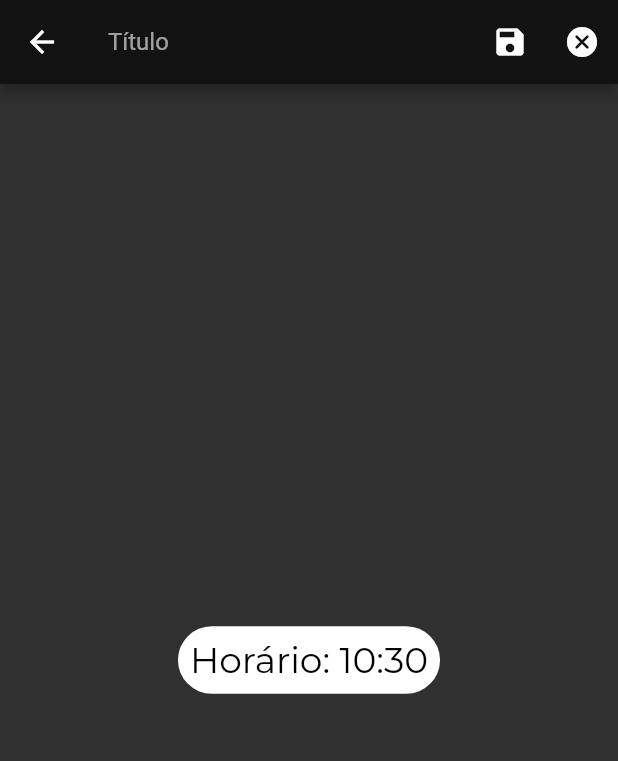
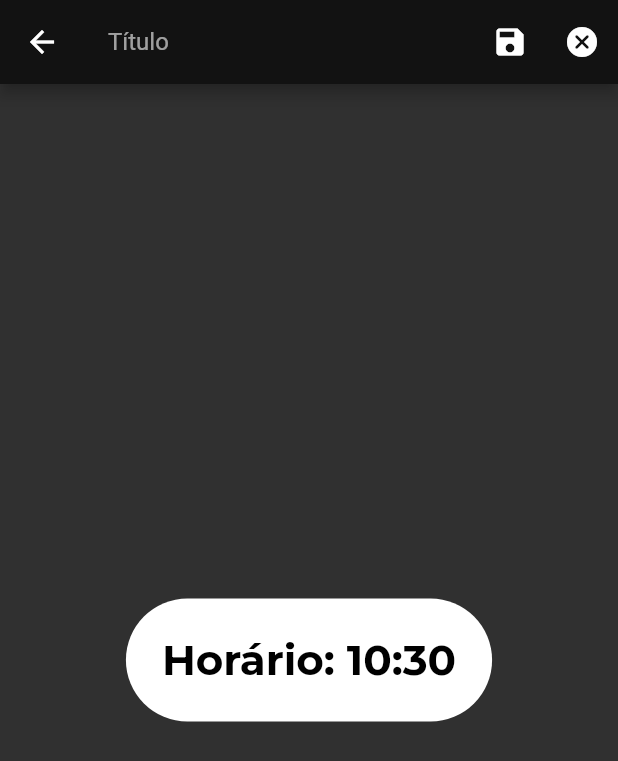
Before and after one commit to MrZethaz/cleanlauncher, a Flutter app: the TasksEdit screen opened directly, on a phone screen of 412 x 824 dp. Shown: the top 761 px of the screen. Run offline on Flutter 3.47's test engine with Material 2 defaults, Android fonts, the phone set to English and light mode, and no system bars; our stand-ins replace battery_plus, google_fonts, shared_preferences; missing offline and left inert: dart:ffi, encrypted_shared_preferences, installed_apps; accounts and stored records are empty; statements that could not run were skipped.

Commit message:
Changed Task Edit page appareance

```diff
--- a/lib/Screens/TaskEdit.dart
+++ b/lib/Screens/TaskEdit.dart
@@ -56,13 +56,14 @@ class _TasksEditState extends State<TasksEdit> {
           }
         },
         child: Ink(
-          padding: EdgeInsets.all(8),
+          padding: EdgeInsets.all(24),
           child: Text(
             "Horário: ${this.time.hour}:${this.time.minute}",
-            style: GoogleFonts.montserrat(fontSize: 24, color: Colors.black),
+            style: GoogleFonts.montserrat(
+                fontSize: 28, color: Colors.black, fontWeight: FontWeight.bold),
           ),
           decoration: BoxDecoration(
-              color: Colors.white, borderRadius: BorderRadius.circular(32)),
+              color: Colors.white, borderRadius: BorderRadius.circular(100)),
         ),
       ),
     );
```
